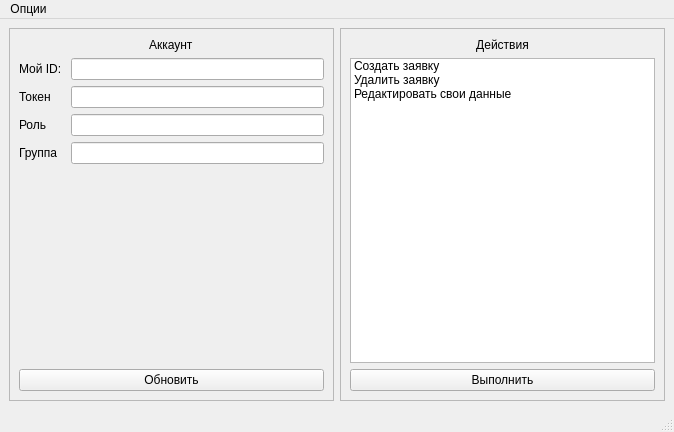
First picture: the form in cmd/client/python-gui/ui/main_window.ui, repository rombintu/golearn, before the edit.
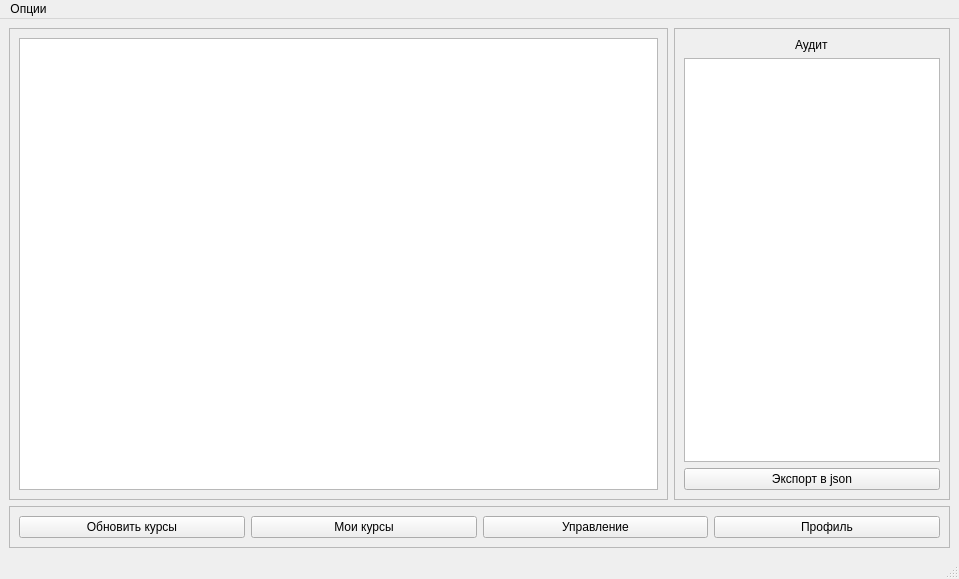
Second picture: the form after the edit.

What changed in the file:
```diff
--- a/cmd/client/python-gui/ui/main_window.ui
+++ b/cmd/client/python-gui/ui/main_window.ui
@@ -6,22 +6,22 @@
    <rect>
     <x>0</x>
     <y>0</y>
-    <width>674</width>
-    <height>432</height>
+    <width>959</width>
+    <height>579</height>
    </rect>
   </property>
   <property name="windowTitle">
    <string>Golearn-account</string>
   </property>
   <widget class="QWidget" name="centralwidget">
-   <layout class="QHBoxLayout" name="horizontalLayout">
-    <item>
-     <widget class="QFrame" name="frame">
-      <property name="minimumSize">
-       <size>
-        <width>325</width>
-        <height>366</height>
-       </size>
+   <layout class="QGridLayout" name="gridLayout">
+    <item row="1" column="0" colspan="4">
+     <widget class="QFrame" name="frame_4">
+      <property name="sizePolicy">
+       <sizepolicy hsizetype="Expanding" vsizetype="Minimum">
+        <horstretch>0</horstretch>
+        <verstretch>0</verstretch>
+       </sizepolicy>
       </property>
       <property name="frameShape">
        <enum>QFrame::StyledPanel</enum>
@@ -29,99 +29,139 @@
       <property name="frameShadow">
        <enum>QFrame::Raised</enum>
       </property>
-      <layout class="QVBoxLayout" name="verticalLayout_2">
+      <layout class="QHBoxLayout" name="horizontalLayout">
+       <item>
+        <widget class="QPushButton" name="pushRefreshCourses">
+         <property name="sizePolicy">
+          <sizepolicy hsizetype="Minimum" vsizetype="Minimum">
+           <horstretch>0</horstretch>
+           <verstretch>0</verstretch>
+          </sizepolicy>
+         </property>
+         <property name="maximumSize">
+          <size>
+           <width>228</width>
+           <height>52</height>
+          </size>
+         </property>
+         <property name="text">
+          <string>Обновить курсы</string>
+         </property>
+        </widget>
+       </item>
+       <item>
+        <widget class="QPushButton" name="pushMyCourses">
+         <property name="sizePolicy">
+          <sizepolicy hsizetype="Minimum" vsizetype="Minimum">
+           <horstretch>0</horstretch>
+           <verstretch>0</verstretch>
+          </sizepolicy>
+         </property>
+         <property name="maximumSize">
+          <size>
+           <width>227</width>
+           <height>52</height>
+          </size>
+         </property>
+         <property name="text">
+          <string>Мои курсы</string>
+         </property>
+        </widget>
+       </item>
+       <item>
+        <widget class="QPushButton" name="pushOpenAdmin">
+         <property name="sizePolicy">
+          <sizepolicy hsizetype="Minimum" vsizetype="Minimum">
+           <horstretch>0</horstretch>
+           <verstretch>0</verstretch>
+          </sizepolicy>
+         </property>
+         <property name="maximumSize">
+          <size>
+           <width>228</width>
+           <height>52</height>
+          </size>
+         </property>
+         <property name="text">
+          <string>Управление</string>
+         </property>
+        </widget>
+       </item>
+       <item>
+        <widget class="QPushButton" name="pushMyProfile">
+         <property name="sizePolicy">
+          <sizepolicy hsizetype="Minimum" vsizetype="Minimum">
+           <horstretch>0</horstretch>
+           <verstretch>0</verstretch>
+          </sizepolicy>
+         </property>
+         <property name="maximumSize">
+          <size>
+           <width>227</width>
+           <height>52</height>
+          </size>
+         </property>
+         <property name="text">
+          <string>Профиль</string>
+         </property>
+        </widget>
+       </item>
+      </layout>
+     </widget>
+    </item>
+    <item row="0" column="3">
+     <widget class="QFrame" name="frameAudit">
+      <property name="enabled">
+       <bool>true</bool>
+      </property>
+      <property name="sizePolicy">
+       <sizepolicy hsizetype="Maximum" vsizetype="Minimum">
+        <horstretch>0</horstretch>
+        <verstretch>0</verstretch>
+       </sizepolicy>
+      </property>
+      <property name="autoFillBackground">
+       <bool>false</bool>
+      </property>
+      <property name="frameShape">
+       <enum>QFrame::StyledPanel</enum>
+      </property>
+      <property name="frameShadow">
+       <enum>QFrame::Raised</enum>
+      </property>
+      <layout class="QVBoxLayout" name="verticalLayout">
        <item alignment="Qt::AlignHCenter">
-        <widget class="QLabel" name="labelAcc">
-         <property name="sizePolicy">
-          <sizepolicy hsizetype="Preferred" vsizetype="Maximum">
-           <horstretch>0</horstretch>
-           <verstretch>0</verstretch>
-          </sizepolicy>
-         </property>
+        <widget class="QLabel" name="label_2">
          <property name="text">
-          <string>Аккаунт</string>
-         </property>
-         <property name="alignment">
-          <set>Qt::AlignLeading|Qt::AlignLeft|Qt::AlignTop</set>
+          <string>Аудит</string>
          </property>
         </widget>
        </item>
        <item>
-        <layout class="QFormLayout" name="formLayout_2">
-         <item row="0" column="0">
-          <widget class="QLabel" name="label_3">
-           <property name="text">
-            <string>Мой ID: </string>
-           </property>
-          </widget>
-         </item>
-         <item row="0" column="1">
-          <widget class="QLineEdit" name="my_id">
-           <property name="readOnly">
-            <bool>true</bool>
-           </property>
-          </widget>
-         </item>
-         <item row="1" column="1">
-          <widget class="QLineEdit" name="my_token">
-           <property name="readOnly">
-            <bool>true</bool>
-           </property>
-          </widget>
-         </item>
-         <item row="2" column="1">
-          <widget class="QLineEdit" name="my_role">
-           <property name="readOnly">
-            <bool>true</bool>
-           </property>
-          </widget>
-         </item>
-         <item row="3" column="1">
-          <widget class="QLineEdit" name="my_group">
-           <property name="readOnly">
-            <bool>true</bool>
-           </property>
-          </widget>
-         </item>
-         <item row="1" column="0">
-          <widget class="QLabel" name="label_4">
-           <property name="text">
-            <string>Токен</string>
-           </property>
-          </widget>
-         </item>
-         <item row="2" column="0">
-          <widget class="QLabel" name="label_5">
-           <property name="text">
-            <string>Роль</string>
-           </property>
-          </widget>
-         </item>
-         <item row="3" column="0">
-          <widget class="QLabel" name="label_6">
-           <property name="text">
-            <string>Группа</string>
-           </property>
-          </widget>
-         </item>
-        </layout>
+        <widget class="QListView" name="listAudit"/>
        </item>
        <item>
-        <widget class="QPushButton" name="refreshBtn">
+        <widget class="QPushButton" name="exportJSONBtn">
          <property name="text">
-          <string>Обновить</string>
+          <string>Экспорт в json</string>
          </property>
         </widget>
        </item>
       </layout>
      </widget>
     </item>
-    <item>
-     <widget class="QFrame" name="frame_2">
+    <item row="0" column="0" colspan="3">
+     <widget class="QFrame" name="frame">
+      <property name="sizePolicy">
+       <sizepolicy hsizetype="MinimumExpanding" vsizetype="Expanding">
+        <horstretch>0</horstretch>
+        <verstretch>0</verstretch>
+       </sizepolicy>
+      </property>
       <property name="minimumSize">
        <size>
-        <width>325</width>
-        <height>366</height>
+        <width>659</width>
+        <height>427</height>
        </size>
       </property>
       <property name="frameShape">
@@ -130,47 +170,9 @@
       <property name="frameShadow">
        <enum>QFrame::Raised</enum>
       </property>
-      <layout class="QVBoxLayout" name="verticalLayout_3">
-       <item>
-        <widget class="QLabel" name="label">
-         <property name="text">
-          <string>Действия</string>
-         </property>
-         <property name="alignment">
-          <set>Qt::AlignHCenter|Qt::AlignTop</set>
-         </property>
-        </widget>
-       </item>
-       <item>
-        <widget class="QListWidget" name="listWidget">
-         <item>
-          <property name="text">
-           <string>Создать заявку</string>
-          </property>
-         </item>
-         <item>
-          <property name="text">
-           <string>Удалить заявку</string>
-          </property>
-         </item>
-         <item>
-          <property name="text">
-           <string>Редактировать свои данные</string>
-          </property>
-         </item>
-         <item>
-          <property name="text">
-           <string/>
-          </property>
-         </item>
-        </widget>
-       </item>
-       <item>
-        <widget class="QPushButton" name="sendBtn">
-         <property name="text">
-          <string>Выполнить</string>
-         </property>
-        </widget>
+      <layout class="QGridLayout" name="gridLayout_2">
+       <item row="0" column="0">
+        <widget class="QColumnView" name="columnView"/>
        </item>
       </layout>
      </widget>
@@ -182,7 +184,7 @@
     <rect>
      <x>0</x>
      <y>0</y>
-     <width>674</width>
+     <width>959</width>
      <height>24</height>
     </rect>
    </property>
```
Left out of the diff: 11 changed lines with no effect on the pictures.
